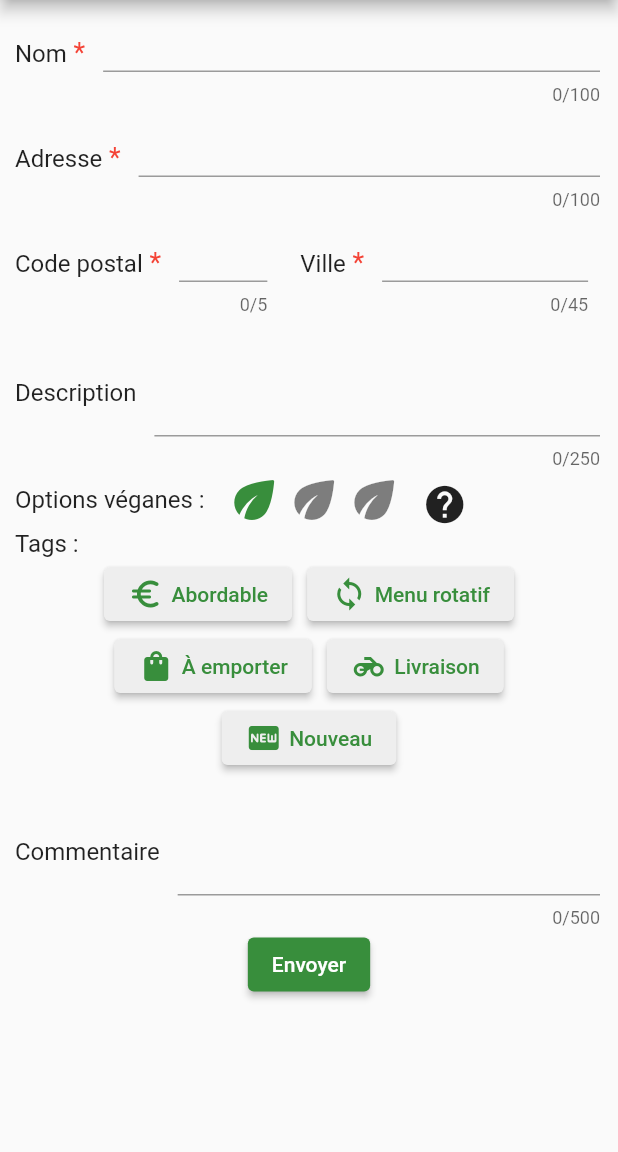
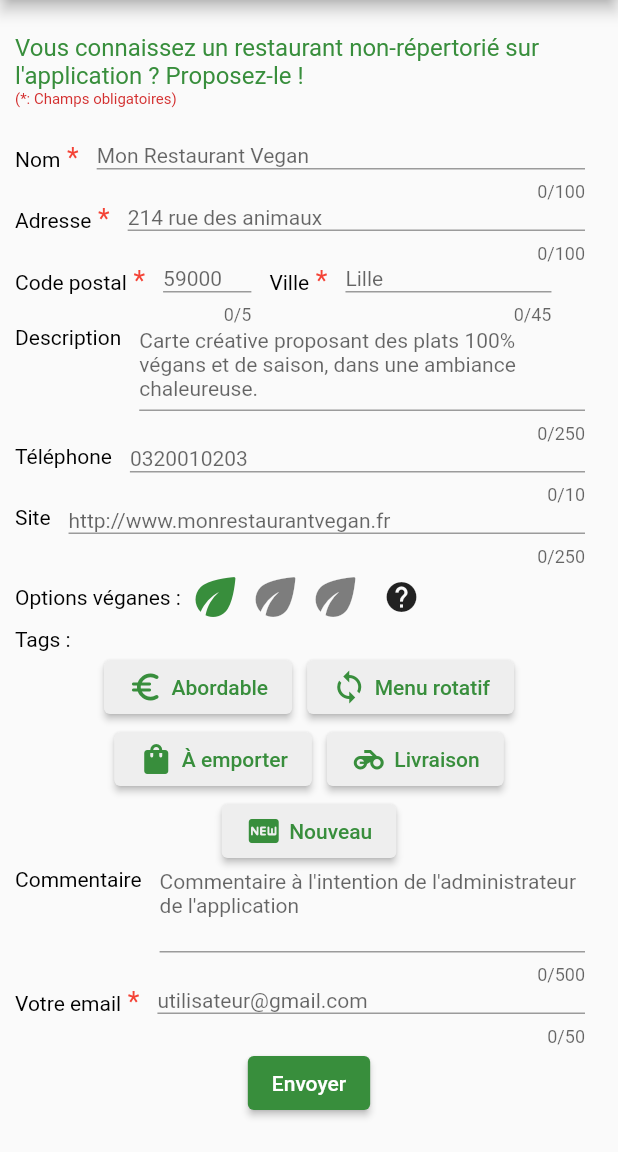
Before and after one commit to QuentinLHB/Veguide, a Flutter app: the RestaurantSuggestionPage screen opened directly, on a phone screen of 412 x 824 dp, the part 84-1236 px from its top. Run offline on Flutter 3.47's test engine with Material 2 defaults, Android fonts, the phone set to English and light mode, and no system bars; our stand-ins replace expandable; network calls fail.

Commit message:
Front end adjustments (help button size, fav btn color), and suggestion page improvements

```diff
--- a/lib/main.dart
+++ b/lib/main.dart
@@ -18,7 +18,11 @@ class MyApp extends StatelessWidget {
         colorScheme: ColorScheme.fromSwatch().copyWith(
         primary: Colors.green[700],
         secondary: Colors.green.shade700),
-        primaryTextTheme: TextTheme(titleMedium: TextStyle(color: Colors.black))
+        primaryTextTheme: TextTheme(
+          titleLarge: TextStyle(fontSize: 20, color: deepGreen, fontWeight: FontWeight.bold),
+            titleMedium: TextStyle(color: Colors.green.shade700,),
+            bodyMedium: TextStyle(color: Colors.black),
+        ),
       ),
       home: const Root(title: 'Veguide'),
     );
--- a/lib/tools.dart
+++ b/lib/tools.dart
@@ -1,4 +1,5 @@
 import 'package:veguide/modele/tag.dart';
+import 'package:flutter/material.dart';
 
 class Tools{
 
@@ -24,4 +25,30 @@ class Tools{
     // }
 
   }
+
+  static void showAnimatedDialog(
+          {required BuildContext context,
+            required String title,
+            List<Widget>? actions,
+            required Widget content})=> showGeneralDialog(
+      context: context,
+      transitionBuilder: (context, a1, a2, widget) {
+        return Transform.scale(
+          scale: a1.value,
+          child: Opacity(
+            opacity: a1.value,
+            child:  AlertDialog(
+              shape: OutlineInputBorder(borderRadius: BorderRadius.circular(10.0)),
+              title: Text(title),
+              content: content,
+              actions: actions,
+            ),
+            ),
+          );
+      },
+      transitionDuration: Duration(milliseconds: 200),
+      pageBuilder: (context, anim1, anim2) {
+        return SizedBox.shrink();
+      },
+    );
 }
--- a/lib/view/pages/restau_suggestion_page.dart
+++ b/lib/view/pages/restau_suggestion_page.dart
@@ -1,10 +1,11 @@
 import 'package:flutter/material.dart';
 import 'package:veguide/controller/leaves_controller.dart';
 import 'package:veguide/modele/tag.dart';
+import 'package:veguide/tools.dart';
 import 'package:veguide/view/styles.dart';
 import 'package:veguide/view/widgets/app_title.dart';
-import 'package:veguide/view/widgets/field_widget.dart';
 import 'package:veguide/view/widgets/leaves.dart';
+import 'package:veguide/view/widgets/suggestion_field.dart';
 import 'package:veguide/view/widgets/tag_button.dart';
 
 class RestaurantSuggestionPage extends StatefulWidget {
@@ -16,19 +17,23 @@ class RestaurantSuggestionPage extends StatefulWidget {
 }
 
 class _RestaurantSuggestionPageState extends State<RestaurantSuggestionPage> {
-  TextEditingController textEditingController = TextEditingController();
+  Map<Field, TextEditingController> _fieldControllers = {};
 
-  LeavesController _leavesController = LeavesController(
-      leafLevel: 1, clickable: true);
+  LeavesController _leavesController =
+      LeavesController(leafLevel: 1, clickable: true);
   final Map<Tag, bool> _tagsToggles = {};
 
   bool _isSent = false;
 
-  @override void initState() {
+  @override
+  void initState() {
     // TODO: implement initState
     super.initState();
     for (Tag tag in Tag.values) {
       _tagsToggles[tag] = false;
+    }
+    for (Field field in Field.values) {
+      _fieldControllers[field] = TextEditingController();
     }
   }
 
@@ -44,87 +49,148 @@ class _RestaurantSuggestionPageState extends State<RestaurantSuggestionPage> {
   }
 
   Widget _buildForm() {
-    return ListView(
+    return Padding(
+      padding: const EdgeInsets.symmetric(horizontal: 10.0),
+      child: ListView(
         // crossAxisAlignment: CrossAxisAlignment.start,
         // mainAxisAlignment: MainAxisAlignment.start,
         children: [
-        FieldWidget(
+          Padding(
+            padding: const EdgeInsets.symmetric(vertical: 22.0),
+            child: Column(
+              crossAxisAlignment: CrossAxisAlignment.start,
+                children: [Text("Vous connaissez un restaurant non-répertorié sur l'application ? Proposez-le !", style: Theme.of(context).primaryTextTheme.titleMedium,),
+            Text("(*: Champs obligatoires)", style: TextStyle(color: Colors.red.shade700, fontSize: 10),)]),
+          ),
+          SuggestionField(
             text: "Nom",
-          controller: textEditingController,
+            hint: "Mon Restaurant Vegan",
+            controller: _fieldControllers[Field.name]!,
             mandatory: true,
           ),
-        FieldWidget(
+          SuggestionField(
             text: "Adresse",
-          controller: textEditingController,
+            hint: "214 rue des animaux",
+            controller: _fieldControllers[Field.address]!,
             mandatory: true,
           ),
           Row(
             mainAxisSize: MainAxisSize.min,
             children: [
-            FieldWidget(
+              SuggestionField(
                 text: "Code postal",
-              controller: textEditingController,
+                hint: "59000",
+                controller: _fieldControllers[Field.postalCode]!,
                 mandatory: true,
                 isNumber: true,
                 screenRatio: 7,
                 charLimit: 5,
               ),
-            FieldWidget(
+              SuggestionField(
                 text: "Ville",
-              controller: textEditingController,
+                hint: "Lille",
+                controller: _fieldControllers[Field.city]!,
                 mandatory: true,
                 screenRatio: 3,
                 charLimit: 45,
               ),
             ],
           ),
-        FieldWidget(text: "Description",
-          controller: textEditingController,
+          SuggestionField(
+            text: "Description",
+            hint: "Carte créative proposant des plats 100% végans et de saison, dans une ambiance chaleureuse.",
+            controller: _fieldControllers[Field.desc]!,
             isMultiLine: true,
-          charLimit: 250,),
-        Row(children: [
-          Padding(
-            padding: const EdgeInsets.symmetric(horizontal: 10.0),
-            child: Text("Options véganes :", style: Theme
-                .of(context)
-                .textTheme
-                .titleMedium,),
+            charLimit: 250,
           ),
-          Leaves(leavesController: _leavesController, isLarge: true,),
-        ],),
-        Padding(padding: EdgeInsets.symmetric(horizontal: 10.0),
-          child: Text("Tags :", style: Theme
-              .of(context)
-              .textTheme
-              .titleMedium,),),
-        Padding(
-          padding: const EdgeInsets.symmetric(horizontal: 10.0),
-          child: Center(
+          SuggestionField(
+            text: "Téléphone",
+            hint: "0320010203",
+            controller: _fieldControllers[Field.phone]!,
+            charLimit: 10,
+          ),
+          SuggestionField(
+            text: "Site",
+            hint: "http://www.monrestaurantvegan.fr",
+            controller: _fieldControllers[Field.website]!,
+            charLimit: 250,
+          ),
+          Row(
+            children: [
+              Text(
+                "Options véganes :",
+                style: Theme.of(context).primaryTextTheme.bodyMedium,
+              ),
+              Leaves(
+                leavesController: _leavesController,
+                isLarge: true,
+              ),
+            ],
+          ),
+          Text(
+            "Tags :",
+            style: Theme.of(context).primaryTextTheme.bodyMedium,
+          ),
+          Center(
             child: Wrap(
               crossAxisAlignment: WrapCrossAlignment.center,
               alignment: WrapAlignment.center,
               children: [
-
                 createTagButton(Tag.cheap),
                 createTagButton(Tag.rotativeMenu),
                 createTagButton(Tag.takeAway),
                 createTagButton(Tag.delivery),
                 createTagButton(Tag.newPlace),
-              ],),
+              ],
             ),
           ),
-        FieldWidget(text: "Commentaire",
-          controller: textEditingController,
+          SuggestionField(
+            text: "Commentaire",
+            hint: "Commentaire à l'intention de l'administrateur de l'application",
+            controller: _fieldControllers[Field.comment]!,
             isMultiLine: true,
-          charLimit: 500,),
+            charLimit: 500,
+          ),
+          SuggestionField(
+            text: "Votre email",
+            hint: "utilisateur@gmail.com",
+            controller: _fieldControllers[Field.email]!,
+            mandatory: true,
+            charLimit: 50,
+          ),
           Center(
-          child: ElevatedButton(child: Text("Envoyer"), onPressed: () {
+            child: ElevatedButton(
+              child: Text("Envoyer"),
+              onPressed: () {
+                if (_fieldControllers[Field.name]!.text.isEmpty ||
+                    _fieldControllers[Field.address]!.text.isEmpty ||
+                    _fieldControllers[Field.postalCode]!.text.isEmpty ||
+                    _fieldControllers[Field.city]!.text.isEmpty ||
+                    _fieldControllers[Field.email]!.text.isEmpty) {
+                  Tools.showAnimatedDialog(
+                      context: context,
+                      title: "Champs incomplets",
+                      content: Text(
+                          "Merci de renseigner tous les champs obligatoires (*)"),
+                      actions: <Widget>[
+                        ElevatedButton(
+                          onPressed: () {
+                            Navigator.of(context).pop();
+                          },
+                          child: const Text('OK'),
+                        ),
+                      ]);
+                } else {
+                  // TODO : Insérer le back envoyant un email ici.
                   setState(() {
-              //TODO vérifier les champs.
                     _isSent = true;
                   });
-          },),)
+                }
+              },
+            ),
+          )
         ],
+      ),
     );
   }
 
@@ -137,26 +203,31 @@ class _RestaurantSuggestionPageState extends State<RestaurantSuggestionPage> {
         Center(
           child: Text(
             "Merci pour votre suggestion !",
-            style: styleH2,),
+            style: styleH2,
           ),
-        SizedBox(height: 7,),
+        ),
+        SizedBox(
+          height: 7,
+        ),
         Center(
           child: Text(
             "Un email vous sera envoyé dès qu'elle sera traitée.",
-            style: styleH4,),
+            style: styleH4,
+          ),
         ),
         Padding(
           padding: const EdgeInsets.only(top: 15.0),
-          child: ElevatedButton(onPressed: () {
+          child: ElevatedButton(
+              onPressed: () {
                 Navigator.pop(context);
-          }, child: Text("Retour à l'application")),
+              },
+              child: Text("Retour à l'application")),
         )
       ],
     );
   }
 
-  Widget createTagButton(Tag tag) =>
-      Padding(
+  Widget createTagButton(Tag tag) => Padding(
         padding: const EdgeInsets.symmetric(horizontal: 5.0),
         child: TagButton(
           onPressed: () {
@@ -169,3 +240,16 @@ class _RestaurantSuggestionPageState extends State<RestaurantSuggestionPage> {
         ),
       );
 }
+
+enum Field {
+  name,
+  address,
+  city,
+  postalCode,
+  desc,
+  phone,
+  website,
+  fb,
+  comment,
+  email,
+}
--- a/lib/view/widgets/fav_button.dart
+++ b/lib/view/widgets/fav_button.dart
@@ -43,7 +43,7 @@ class _FavButtonState extends State<FavButton>
           scale: _animationController,
           child: Icon(
             widget.isFav ? Icons.favorite_rounded : Icons.favorite_border_rounded,
-            color: Colors.red.shade800.withOpacity(0.6),
+            color: Colors.red.shade800,
           ),
         ));
   }
--- a/lib/view/widgets/field_widget.dart
+++ /dev/null
@@ -1,78 +0,0 @@
-import 'package:flutter/cupertino.dart';
-import 'package:flutter/material.dart';
-import 'package:veguide/view/styles.dart';
-class FieldWidget extends StatefulWidget {
-  FieldWidget({Key? key, this.mandatory = false, this.isNumber=false, this.charLimit = 100, this.isMultiLine = false, this.screenRatio = 1, required this.text, required this.controller}) : super(key: key);
-
-  bool mandatory;
-  int charLimit;
-  String text;
-  TextEditingController controller;
-  bool isNumber;
-  int screenRatio;
-  bool isMultiLine = false;
-
-  @override
-  _FieldWidgetState createState() => _FieldWidgetState();
-}
-
-class _FieldWidgetState extends State<FieldWidget> {
-  @override
-  Widget build(BuildContext context) {
-    Widget textWidget = widget.mandatory
-        ? RichText(text: TextSpan(
-      children: [
-        TextSpan(text: widget.text, style: Theme.of(context).textTheme.titleMedium),
-        TextSpan(text: " *", style: TextStyle(color: Colors.red, fontSize: 18)),
-        // TextSpan(text: " :", style: Theme.of(context).textTheme.titleMedium),
-      ],
-    ),) :
-    Text(widget.text, style: Theme.of(context).textTheme.titleMedium);
-
-    return
-      Row(
-        // mainAxisSize: MainAxisSize.min,
-        children: [
-        Padding(
-          padding: const EdgeInsets.only(left: 10.0),
-          child: textWidget,
-        ),
-        createTextField(),
-      ],)
-    ;
-  }
-
-  Widget createTextField(){
-    TextInputType? inputType;
-    if(widget.isNumber){
-      inputType = TextInputType.number;
-    }
-    else if(widget.isMultiLine){
-      inputType = TextInputType.multiline;
-    }
-    TextField textField = TextField(controller: widget.controller,
-      maxLength: widget.charLimit,
-      keyboardType: inputType,
-    maxLines: widget.isMultiLine ? 3 : 1,);
-
-    if(widget.screenRatio == 1){
-      return  Expanded(
-        child: Padding(
-          padding: const EdgeInsets.symmetric(horizontal: 12.0),
-          child: textField,
-        ),
-      );
-    }else{
-      return Padding(
-        padding: const EdgeInsets.symmetric(horizontal: 12.0),
-        child:
-        widget.screenRatio == 1
-            ? Expanded(child: textField)
-            : Container(
-          width: MediaQuery.of(context).size.width/widget.screenRatio,
-          child: textField,
-        ),
-      );
-    }
-  }
-}
--- a/lib/view/widgets/leaves.dart
+++ b/lib/view/widgets/leaves.dart
@@ -1,10 +1,12 @@
 import 'package:flutter/material.dart';
 import 'package:veguide/controller/leaves_controller.dart';
 import 'package:flutter/animation.dart';
+import 'package:veguide/tools.dart';
 import 'package:veguide/view/styles.dart';
 
 class Leaves extends StatefulWidget {
-  Leaves({Key? key, required this.leavesController, this.isLarge = false}) : super(key: key);
+  Leaves({Key? key, required this.leavesController, this.isLarge = false})
+      : super(key: key);
 
   LeavesController leavesController;
   bool isLarge;
@@ -14,15 +16,17 @@ class Leaves extends StatefulWidget {
 }
 
 class _LeavesState extends State<Leaves> with TickerProviderStateMixin {
-  Map<int, AnimationController> _animControllers ={};
+  Map<int, AnimationController> _animControllers = {};
+
   double get size => widget.isLarge ? 40 : 30;
+
   double get padding => widget.isLarge ? 3 : 1;
-  static const helpIconSize = 30.0;
+  static const helpIconSize = 24.0;
 
   @override
   void initState() {
     super.initState();
-    if(widget.leavesController.clickable){
+    if (widget.leavesController.clickable) {
       _animControllers[1] = _createAnimationController();
       _animControllers[2] = _createAnimationController();
       _animControllers[3] = _createAnimationController();
@@ -32,36 +36,43 @@ class _LeavesState extends State<Leaves> with TickerProviderStateMixin {
   @override
   Widget build(BuildContext context) {
     List<Widget> leaves = [];
-    for(var i=1; i <= 3; i++ ){
+    for (var i = 1; i <= 3; i++) {
       leaves.add(
           widget.leavesController.clickable
               ? _createAnimatedLeaf(i)
               : _createStaticLeaf(i)
       );
     }
-    if(widget.leavesController.clickable){
+    if (widget.leavesController.clickable) {
       leaves.add(SizedBox(width: 7,));
       leaves.add(Container(
         // color: Colors.blueAccent,
         child: IconButton(
           icon: Icon(Icons.help, size: helpIconSize,),
           onPressed: () {
-            showGeneralDialog(
-              context: context,
-              transitionBuilder: (context, a1, a2, widget) {
-                return Transform.scale(
-                  scale: a1.value,
-                  child: Opacity(
-                    opacity: a1.value,
-                    child: _buildPopupDialog(context),
+            Tools.showAnimatedDialog(context: context,
+                title: "Propositions véganes",
+                actions: <Widget>[
+                  ElevatedButton(
+                    onPressed: () {
+                      Navigator.of(context).pop();
+                    },
+                    child: const Text('OK'),
                   ),
-                );
-              },
-              transitionDuration: Duration(milliseconds: 200),
-              pageBuilder: (context, anim1, anim2) {
-                return SizedBox.shrink();
-              },
-            );
+                ],
+                content: Column(
+                  mainAxisSize: MainAxisSize.min,
+                  crossAxisAlignment: CrossAxisAlignment.start,
+                  children: <Widget>[
+                    _buildLeafExplaination(1,
+                        "Un strict minimum végan est proposé à la carte."),
+                    _buildLeafExplaination(
+                        2,
+                        "Plusieurs options véganes sont proposées à la carte"),
+                    _buildLeafExplaination(3,
+                        "La carte est 100% végane ou la décline entièrement en version végan."),
+                  ],
+                ));
           },
           constraints: BoxConstraints(),
           // constraints: BoxConstraints(minHeight: helpIconSize, maxWidth: helpIconSize, minWidth: helpIconSize, maxHeight: helpIconSize),
@@ -92,12 +103,13 @@ class _LeavesState extends State<Leaves> with TickerProviderStateMixin {
           widget.leavesController.leafLevel = level;
           setState(() {});
         },
-        constraints: BoxConstraints(minWidth: size, minHeight: size, maxHeight: size, maxWidth: size),
+        constraints: BoxConstraints(
+            minWidth: size, minHeight: size, maxHeight: size, maxWidth: size),
         padding: EdgeInsets.symmetric(vertical: 0, horizontal: padding),
       );
 
 
-  Widget _createStaticLeaf(int level)=>
+  Widget _createStaticLeaf(int level) =>
       Icon(Icons.eco_rounded,
         color: widget.leavesController.leafLevel >= level
             ? deepGreen // Selected
@@ -105,47 +117,22 @@ class _LeavesState extends State<Leaves> with TickerProviderStateMixin {
         size: size, // Not selected
       );
 
-  AnimationController _createAnimationController()=> AnimationController(
-    duration: const Duration(milliseconds: 125), vsync: this,
+  AnimationController _createAnimationController() =>
+      AnimationController(
+        duration: const Duration(milliseconds: 125),
+        vsync: this,
         value: 1.0,
         lowerBound: 1.0,
         upperBound: 1.75,);
 
   /// Animates leaves that are equal of of inferior value as the leaf clicked
   /// (represented by its [level]).
-  void _animate(int level){
+  void _animate(int level) {
     _animControllers.forEach((leafLevel, controller) {
-      if(leafLevel <= level){
+      if (leafLevel <= level) {
         controller.forward().then((value) => controller.reverse());
       }
     });
-  }
-
-  Widget _buildPopupDialog(BuildContext context) {
-    return new AlertDialog(
-      shape: OutlineInputBorder(borderRadius: BorderRadius.circular(10.0)),
-      title: const Text('Propositions véganes'),
-      content: new Column(
-        mainAxisSize: MainAxisSize.min,
-        crossAxisAlignment: CrossAxisAlignment.start,
-        children: <Widget>[
-          _buildLeafExplaination(1,
-              "Un strict minimum végan est proposé à la carte."),
-          _buildLeafExplaination(
-              2, "Plusieurs options véganes sont proposées à la carte"),
-          _buildLeafExplaination(3,
-              "La carte est 100% végane ou la décline entièrement en version végan."),
-        ],
-      ),
-      actions: <Widget>[
-        new ElevatedButton(
-          onPressed: () {
-            Navigator.of(context).pop();
-          },
-          child: const Text('OK'),
-        ),
-      ],
-    );
   }
 
   Widget _buildLeafExplaination(int leafLevel, String description) {
--- a/lib/view/widgets/restaurants_expandable_list.dart
+++ b/lib/view/widgets/restaurants_expandable_list.dart
@@ -209,8 +209,8 @@ class _RestaurantsExpandableListState extends State<RestaurantsExpandableList> {
                     // color: deepGreen,
                     size: 20,),
                   Text(
-                    "Apporter une modification",
-                    style: TextStyle(/**color: deepGreen,*/ fontStyle: FontStyle.italic, fontSize: 12),
+                    "Suggérer une modification",
+                    style: TextStyle(fontStyle: FontStyle.italic, fontSize: 12),
                   ),
                 ],
               ),
--- /dev/null
+++ b/lib/view/widgets/suggestion_field.dart
@@ -0,0 +1,100 @@
+import 'package:flutter/cupertino.dart';
+import 'package:flutter/material.dart';
+import 'package:veguide/view/styles.dart';
+
+class SuggestionField extends StatefulWidget {
+  SuggestionField(
+      {Key? key,
+      this.mandatory = false,
+      this.isNumber = false,
+      this.charLimit = 100,
+      this.isMultiLine = false,
+      this.screenRatio = 1,
+      required this.text,
+      required this.hint,
+      required this.controller})
+      : super(key: key);
+
+  bool mandatory;
+  int charLimit;
+  String text;
+  String hint;
+  TextEditingController controller;
+  bool isNumber;
+  int screenRatio;
+  bool isMultiLine = false;
+
+  @override
+  _SuggestionFieldState createState() => _SuggestionFieldState();
+}
+
+class _SuggestionFieldState extends State<SuggestionField> {
+  @override
+  Widget build(BuildContext context) {
+    Widget textWidget = widget.mandatory
+        ? RichText(
+            text: TextSpan(
+              children: [
+                TextSpan(
+                    text: widget.text,
+                    style: Theme.of(context).primaryTextTheme.bodyMedium),
+                TextSpan(
+                    text: " *",
+                    style: TextStyle(color: Colors.red, fontSize: 18)),
+                // TextSpan(text: " :", style: Theme.of(context).textTheme.titleMedium),
+              ],
+            ),
+          )
+        : Text(widget.text,
+            style: Theme.of(context).primaryTextTheme.bodyMedium);
+
+    return Row(
+      // mainAxisSize: MainAxisSize.min,
+      mainAxisAlignment: MainAxisAlignment.center,
+      crossAxisAlignment: CrossAxisAlignment.start,
+      children: [
+        textWidget,
+        createTextField(),
+      ],
+    );
+  }
+
+  Widget createTextField() {
+    TextInputType? inputType;
+    if (widget.isNumber) {
+      inputType = TextInputType.number;
+    } else if (widget.isMultiLine) {
+      inputType = TextInputType.multiline;
+    }
+    TextField textField = TextField(
+      controller: widget.controller,
+      maxLength: widget.charLimit,
+      keyboardType: inputType,
+      maxLines: widget.isMultiLine ? 3 : 1,
+      decoration: InputDecoration(
+          isDense: true,
+          contentPadding: EdgeInsets.zero,
+          hintText: widget.hint,
+          hintStyle: TextStyle(fontSize: 14)),
+    );
+
+    if (widget.screenRatio == 1) {
+      return Expanded(
+        child: Padding(
+          padding: const EdgeInsets.symmetric(horizontal: 12.0),
+          child: textField,
+        ),
+      );
+    } else {
+      return Padding(
+        padding: const EdgeInsets.symmetric(horizontal: 12.0),
+        child: widget.screenRatio == 1
+            ? Expanded(child: textField)
+            : Container(
+                width: MediaQuery.of(context).size.width / widget.screenRatio,
+                child: textField,
+              ),
+      );
+    }
+  }
+}
```
Lines whose indentation alone changed are shown as unchanged.
